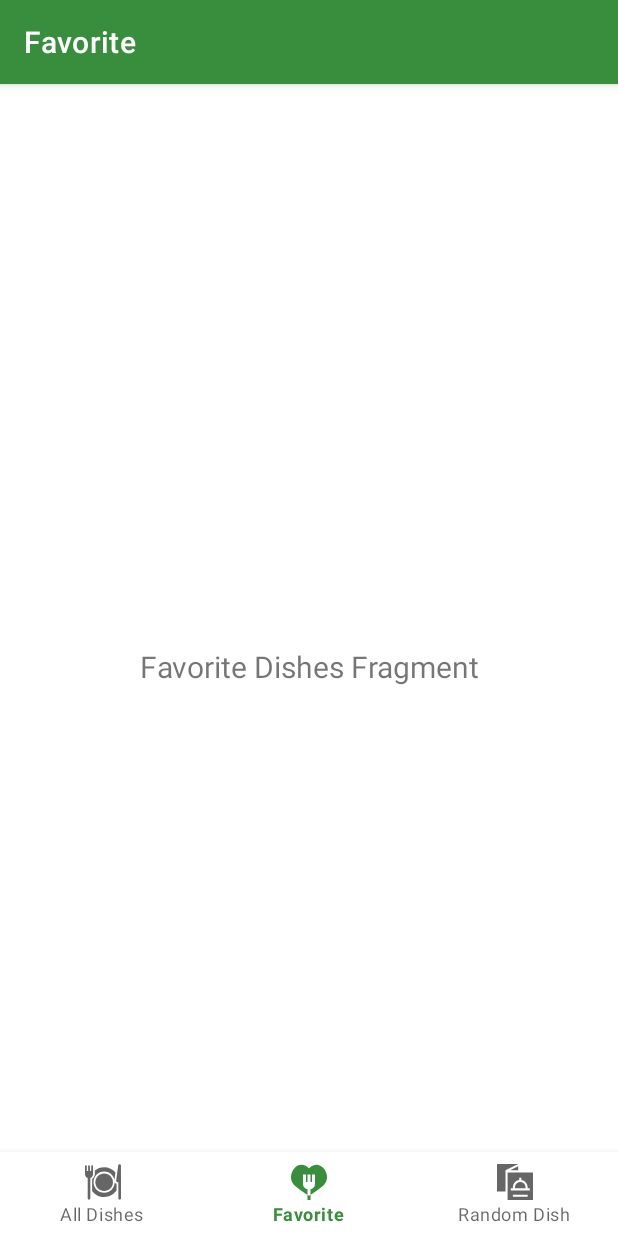
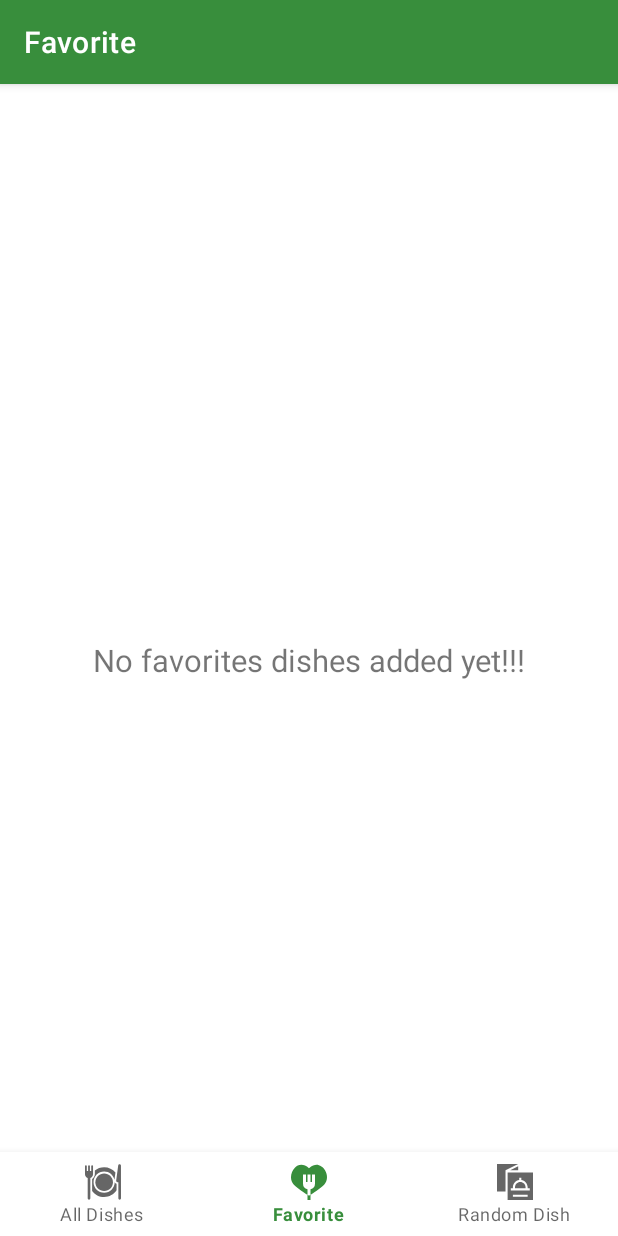
Before and after one commit to ThiagoABaptista/Complete-Android-11-Jetpack-Masterclass, an Android app: the FavoriteDishesFragment screen opened through its navigation route, on a phone screen of 412 x 824 dp. Run offline under Robolectric (Android 15) with nearby library versions, the phone set to English and light mode, and no system bars; our stand-ins replace navigation-ui, sdp/ssp sizes.

Commit message:
Pratos Favoritos
Agora o programa mostras os pratos selecionados como favoritos, na aba Favorite. É possível clicar em um deles e abrirá os detalhes do Prato.

```diff
--- a/FavDishApp/app/src/main/java/com/tutorials/eu/favdish/model/database/FavDishDao.kt
+++ b/FavDishApp/app/src/main/java/com/tutorials/eu/favdish/model/database/FavDishDao.kt
@@ -3,6 +3,7 @@ package com.tutorials.eu.favdish.model.database
 import androidx.room.Dao
 import androidx.room.Insert
 import androidx.room.Query
+import androidx.room.Update
 import com.tutorials.eu.favdish.model.entities.FavDish
 import kotlinx.coroutines.flow.Flow
 
@@ -39,4 +40,10 @@ interface FavDishDao {
      */
     @Query("SELECT * FROM FAV_DISHES_TABLE ORDER BY ID")
     fun getAllDishesList(): Flow<List<FavDish>>
+
+    @Update
+    suspend fun updateFavDishDetails(favDish: FavDish)
+
+    @Query("SELECT * FROM FAV_DISHES_TABLE WHERE favorite_dish = 1")
+    fun getFavoritesDishesList() : Flow<List<FavDish>>
 }
--- a/FavDishApp/app/src/main/java/com/tutorials/eu/favdish/model/database/FavDishRepository.kt
+++ b/FavDishApp/app/src/main/java/com/tutorials/eu/favdish/model/database/FavDishRepository.kt
@@ -29,4 +29,12 @@ class FavDishRepository(private val favDishDao: FavDishDao) {
     // Room executes all queries on a separate thread.
     // Observed Flow will notify the observer when the data has changed.
     val allDishesList: Flow<List<FavDish>> = favDishDao.getAllDishesList()
+
+    @WorkerThread
+    suspend fun updateFavDishData(favDish: FavDish){
+        favDishDao.updateFavDishDetails(favDish)
+    }
+
+
+    val favoriteDishes : Flow<List<FavDish>> = favDishDao.getFavoritesDishesList()
 }
--- a/FavDishApp/app/src/main/java/com/tutorials/eu/favdish/view/adapters/FavDishAdapter.kt
+++ b/FavDishApp/app/src/main/java/com/tutorials/eu/favdish/view/adapters/FavDishAdapter.kt
@@ -8,6 +8,7 @@ import com.bumptech.glide.Glide
 import com.tutorials.eu.favdish.databinding.ItemDishLayoutBinding
 import com.tutorials.eu.favdish.model.entities.FavDish
 import com.tutorials.eu.favdish.view.fragments.AllDishesFragment
+import com.tutorials.eu.favdish.view.fragments.FavoriteDishesFragment
 
 class FavDishAdapter(private val fragment: Fragment) :
     RecyclerView.Adapter<FavDishAdapter.ViewHolder>() {
@@ -36,6 +37,9 @@ class FavDishAdapter(private val fragment: Fragment) :
             if (fragment is AllDishesFragment) {
                 fragment.dishDetails(dish)
             }
+            if (fragment is FavoriteDishesFragment) {
+                fragment.dishDetails(dish)
+            }
         }
     }
 
--- a/FavDishApp/app/src/main/java/com/tutorials/eu/favdish/view/fragments/AllDishesFragment.kt
+++ b/FavDishApp/app/src/main/java/com/tutorials/eu/favdish/view/fragments/AllDishesFragment.kt
@@ -47,7 +47,6 @@ class AllDishesFragment : Fragment() {
 
     override fun onViewCreated(view: View, savedInstanceState: Bundle?) {
         super.onViewCreated(view, savedInstanceState)
-
         mBinding.rvDishesList.layoutManager = GridLayoutManager(requireActivity(), 2)
         val favDishAdapter = FavDishAdapter(this@AllDishesFragment)
         mBinding.rvDishesList.adapter = favDishAdapter
@@ -57,7 +56,8 @@ class AllDishesFragment : Fragment() {
          * O método onChanged() é acionado quando os dados
          * observados são alterados e a atividade está em primeiro plano.
          */
-        mFavDishViewModel.allDishesList.observe(viewLifecycleOwner) { dishes ->
+        mFavDishViewModel.allDishesList.observe(viewLifecycleOwner) {
+                dishes ->
             dishes.let {
 
                 if (it.isNotEmpty()) {
--- a/FavDishApp/app/src/main/java/com/tutorials/eu/favdish/view/fragments/FavoriteDishesFragment.kt
+++ b/FavDishApp/app/src/main/java/com/tutorials/eu/favdish/view/fragments/FavoriteDishesFragment.kt
@@ -1,16 +1,32 @@
 package com.tutorials.eu.favdish.view.fragments
 
 import android.os.Bundle
-import android.view.LayoutInflater
-import android.view.View
-import android.view.ViewGroup
-import android.widget.TextView
+import android.view.*
 import androidx.fragment.app.Fragment
-import androidx.lifecycle.Observer
-import androidx.lifecycle.ViewModelProvider
-import com.tutorials.eu.favdish.R
+import androidx.fragment.app.viewModels
+import androidx.navigation.fragment.findNavController
+import androidx.recyclerview.widget.GridLayoutManager
+import com.tutorials.eu.favdish.application.FavDishApplication
+import com.tutorials.eu.favdish.databinding.FragmentFavoriteDishesBinding
+import com.tutorials.eu.favdish.model.entities.FavDish
+import com.tutorials.eu.favdish.view.activities.MainActivity
+import com.tutorials.eu.favdish.view.adapters.FavDishAdapter
+import com.tutorials.eu.favdish.viewmodel.FavDishViewModel
+import com.tutorials.eu.favdish.viewmodel.FavDishViewModelFactory
 
 class FavoriteDishesFragment : Fragment() {
+
+
+    private var mBinding: FragmentFavoriteDishesBinding? = null
+
+
+    private val mFavDishViewModel : FavDishViewModel by viewModels{
+        FavDishViewModelFactory((requireActivity().application as FavDishApplication).repository)
+    }
+    override fun onCreate(savedInstanceState: Bundle?) {
+        super.onCreate(savedInstanceState)
+        setHasOptionsMenu(true)
+    }
 
 
     override fun onCreateView(
@@ -18,9 +34,62 @@ class FavoriteDishesFragment : Fragment() {
             container: ViewGroup?,
             savedInstanceState: Bundle?
     ): View? {
-        val root = inflater.inflate(R.layout.fragment_favorite_dishes, container, false)
-        val textView: TextView = root.findViewById(R.id.text_dashboard)
-            textView.text = "Favorite Dishes Fragment"
-        return root
+        mBinding =
+            FragmentFavoriteDishesBinding.inflate(inflater, container, false)
+
+        return mBinding!!.root
+    }
+    override fun onViewCreated(view: View, savedInstanceState: Bundle?) {
+        super.onViewCreated(view, savedInstanceState)
+
+        /**
+         * Adicione um observador ao LiveData retornado por getAllDishesList.
+         * O método onChanged() é acionado quando os dados
+         * observados são alterados e a atividade está em primeiro plano.
+         */
+        mFavDishViewModel.favoriteDishes.observe(viewLifecycleOwner){
+                dishes ->
+            dishes.let{
+                mBinding!!.rvFavoriteDishesList.layoutManager =
+                    GridLayoutManager(requireActivity(), 2)
+                val adapter = FavDishAdapter(this@FavoriteDishesFragment)
+                mBinding!!.rvFavoriteDishesList.adapter = adapter
+
+                if(it.isNotEmpty()){
+                        mBinding!!.rvFavoriteDishesList.visibility = View.VISIBLE
+                        mBinding!!.tvNoFavoriteDishesAddedYet.visibility = View.GONE
+
+                        adapter.dishesList(it)
+
+                }else{
+
+                    mBinding!!.rvFavoriteDishesList.visibility = View.GONE
+                    mBinding!!.tvNoFavoriteDishesAddedYet.visibility = View.VISIBLE
+                }
+            }
+        }
+    }
+    override fun onResume() {
+        super.onResume()
+
+        if (requireActivity() is MainActivity) {
+            (activity as MainActivity?)!!.showBottomNavigationView()
+        }
+    }
+    fun dishDetails(favDish: FavDish) {
+
+        if (requireActivity() is MainActivity) {
+            (activity as MainActivity?)!!.hideBottomNavigationView()
+        }
+
+        findNavController()
+            .navigate(FavoriteDishesFragmentDirections.
+            actionFavoriteDishesToDishDetails(favDish))
+    }
+
+
+    override fun onDestroy() {
+        super.onDestroy()
+        mBinding = null
     }
 }
--- a/FavDishApp/app/src/main/java/com/tutorials/eu/favdish/viewmodel/FavDishViewModel.kt
+++ b/FavDishApp/app/src/main/java/com/tutorials/eu/favdish/viewmodel/FavDishViewModel.kt
@@ -29,6 +29,13 @@ class FavDishViewModel(private val repository: FavDishRepository) : ViewModel()
      * Repository is completely separated from the UI through the ViewModel.
     */
     val allDishesList: LiveData<List<FavDish>> = repository.allDishesList.asLiveData()
+
+    fun update(dish: FavDish) = viewModelScope.launch {
+        repository.updateFavDishData(dish)
+    }
+
+    val favoriteDishes : LiveData<List<FavDish>> = repository.favoriteDishes.asLiveData()
+
 }
 
 /**
--- a/FavDishApp/app/src/main/res/layout/fragment_favorite_dishes.xml
+++ b/FavDishApp/app/src/main/res/layout/fragment_favorite_dishes.xml
@@ -5,16 +5,23 @@
     android:layout_width="match_parent"
     android:layout_height="match_parent"
     tools:context=".view.fragments.FavoriteDishesFragment">
-
+    <androidx.recyclerview.widget.RecyclerView
+        android:id="@+id/rv_favorite_dishes_list"
+        android:layout_width="0dp"
+        android:layout_height="0dp"
+        android:visibility="visible"
+        app:layout_constraintBottom_toBottomOf="parent"
+        app:layout_constraintEnd_toEndOf="parent"
+        app:layout_constraintStart_toStartOf="parent"
+        app:layout_constraintTop_toTopOf="parent" />
     <TextView
-        android:id="@+id/text_dashboard"
-        android:layout_width="match_parent"
-        android:layout_height="wrap_content"
-        android:layout_marginStart="8dp"
-        android:layout_marginTop="8dp"
-        android:layout_marginEnd="8dp"
+        android:id="@+id/tv_no_favorite_dishes_added_yet"
+        android:layout_width="0dp"
+        android:layout_height="0dp"
+        android:gravity="center"
+        android:text="@string/label_no_favorite_dishes_added_yet"
+        android:textSize="@dimen/_16sdp"
         android:textAlignment="center"
-        android:textSize="20sp"
         app:layout_constraintBottom_toBottomOf="parent"
         app:layout_constraintEnd_toEndOf="parent"
         app:layout_constraintStart_toStartOf="parent"
--- a/FavDishApp/app/src/main/res/navigation/mobile_navigation.xml
+++ b/FavDishApp/app/src/main/res/navigation/mobile_navigation.xml
@@ -20,7 +20,11 @@
         android:id="@+id/navigation_favorite_dishes"
         android:name="com.tutorials.eu.favdish.view.fragments.FavoriteDishesFragment"
         android:label="@string/title_favorite_dishes"
-        tools:layout="@layout/fragment_favorite_dishes"/>
+        tools:layout="@layout/fragment_favorite_dishes">
+        <action
+            android:id="@+id/action_favorite_dishes_to_dish_details"
+            app:destination="@id/navigation_dish_details" />
+    </fragment>
 
     <fragment
         android:id="@+id/navigation_random_dish"
--- a/FavDishApp/app/src/main/res/values/strings.xml
+++ b/FavDishApp/app/src/main/res/values/strings.xml
@@ -35,9 +35,12 @@
     <string name="err_msg_enter_dish_cooking_instructions">Enter dish cooking instructions.</string>
 
     <string name="label_no_dishes_added_yet">No dishes added yet!!!</string>
+    <string name="label_no_favorite_dishes_added_yet">No favorites dishes added yet!!!</string>
 
     <string name="title_dish_details">Dish Details</string>
 
+    <string name="msg_added_to_favorites">You have added the dish to  your favorites</string>
+    <string name="msg_removed_from_favorites">You have removed the dish from your favorites</string>
     <!-- TODO Step 6: Add the string value to the strings.xml-->
     <!--START-->
     <string name="lbl_estimate_cooking_time">The approx time required to cook the dish is %1$s minutes.</string>
--- a/FavDishApp/build.gradle
+++ b/FavDishApp/build.gradle
@@ -6,7 +6,7 @@ buildscript {
         jcenter()
     }
     dependencies {
-        classpath "com.android.tools.build:gradle:4.1.2"
+        classpath 'com.android.tools.build:gradle:7.0.4'
         classpath "org.jetbrains.kotlin:kotlin-gradle-plugin:$kotlin_version"
 
         // NOTE: Do not place your application dependencies here; they belong
```
Also changed, not shown: FavDishApp/app/src/main/java/com/tutorials/eu/favdish/view/fragments/DishDetailsFragment.kt (+54 -6 lines), FavDishApp/gradle/wrapper/gradle-wrapper.properties.
